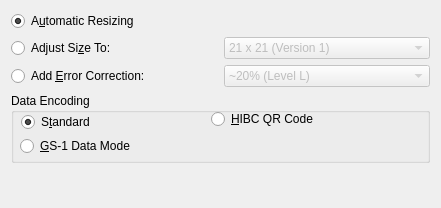
Above: frontend_qt4/grpQR.ui from zint/zint-gpl-only before the change. Below: the same form after it.
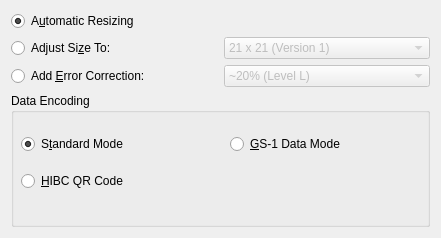
That is the form after the change.

The edit to the form file:
```diff
--- a/frontend_qt4/grpQR.ui
+++ b/frontend_qt4/grpQR.ui
@@ -7,7 +7,7 @@
     <x>0</x>
     <y>0</y>
     <width>441</width>
-    <height>208</height>
+    <height>238</height>
    </rect>
   </property>
   <property name="windowTitle">
@@ -287,15 +287,18 @@
      <property name="title">
       <string>Data Encoding</string>
      </property>
-     <widget class="QRadioButton" name="radQRStand">
+     <widget class="QWidget" name="gridLayoutWidget">
       <property name="geometry">
        <rect>
         <x>10</x>
-        <y>17</y>
-        <width>102</width>
-        <height>24</height>
+        <y>30</y>
+        <width>411</width>
+        <height>80</height>
        </rect>
       </property>
+      <layout class="QGridLayout" name="gridLayout_2">
+       <item row="0" column="0">
+        <widget class="QRadioButton" name="radQRStand">
       <property name="minimumSize">
        <size>
         <width>0</width>
@@ -303,52 +306,32 @@
        </size>
       </property>
       <property name="text">
-       <string>S&amp;tandard</string>
+          <string>S&amp;tandard Mode</string>
       </property>
       <property name="checked">
        <bool>true</bool>
       </property>
      </widget>
+       </item>
+       <item row="2" column="0">
      <widget class="QRadioButton" name="radQRHIBC">
-      <property name="geometry">
-       <rect>
-        <x>200</x>
-        <y>14</y>
-        <width>142</width>
-        <height>24</height>
-       </rect>
-      </property>
       <property name="text">
        <string>&amp;HIBC QR Code</string>
       </property>
      </widget>
+       </item>
+       <item row="0" column="1">
      <widget class="QRadioButton" name="radQRGS1">
-      <property name="geometry">
-       <rect>
-        <x>9</x>
-        <y>41</y>
-        <width>151</width>
-        <height>24</height>
-       </rect>
-      </property>
       <property name="text">
        <string>&amp;GS-1 Data Mode</string>
       </property>
      </widget>
-    </widget>
-   </item>
-   <item>
-    <spacer name="verticalSpacer">
-     <property name="orientation">
-      <enum>Qt::Vertical</enum>
-     </property>
-     <property name="sizeHint" stdset="0">
-      <size>
-       <width>20</width>
-       <height>35</height>
-      </size>
-     </property>
-    </spacer>
+       </item>
+      </layout>
+     </widget>
+     <zorder>gridLayoutWidget</zorder>
+     <zorder></zorder>
+    </widget>
    </item>
   </layout>
  </widget>
```
Lines whose indentation alone changed are shown as unchanged.
